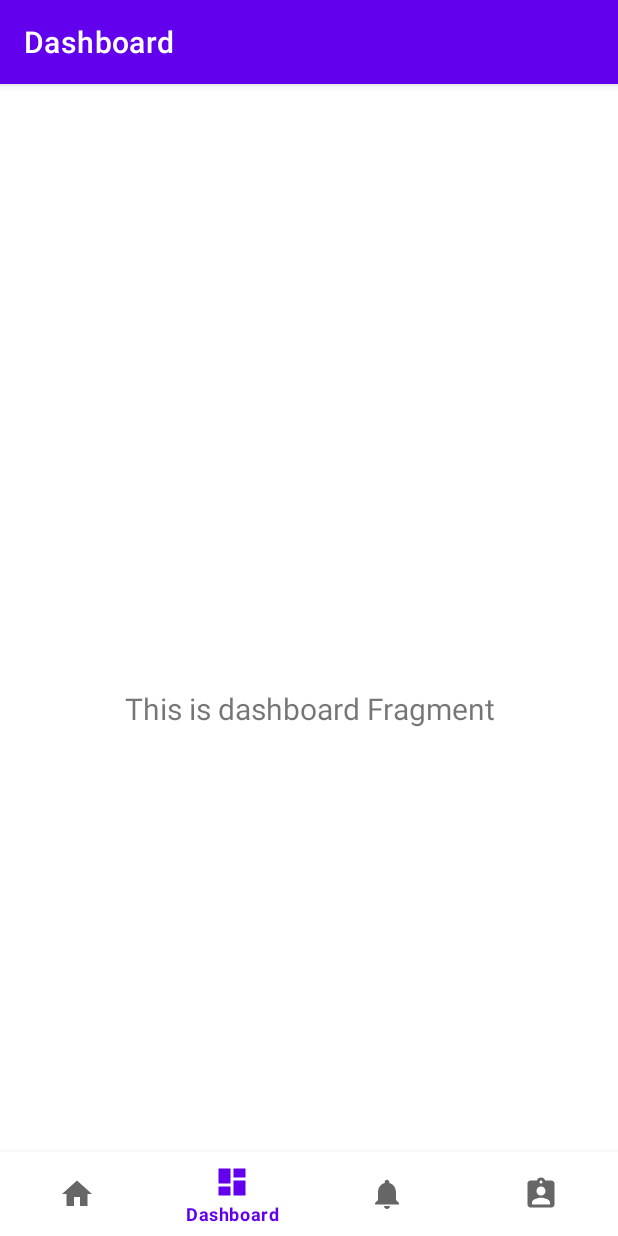
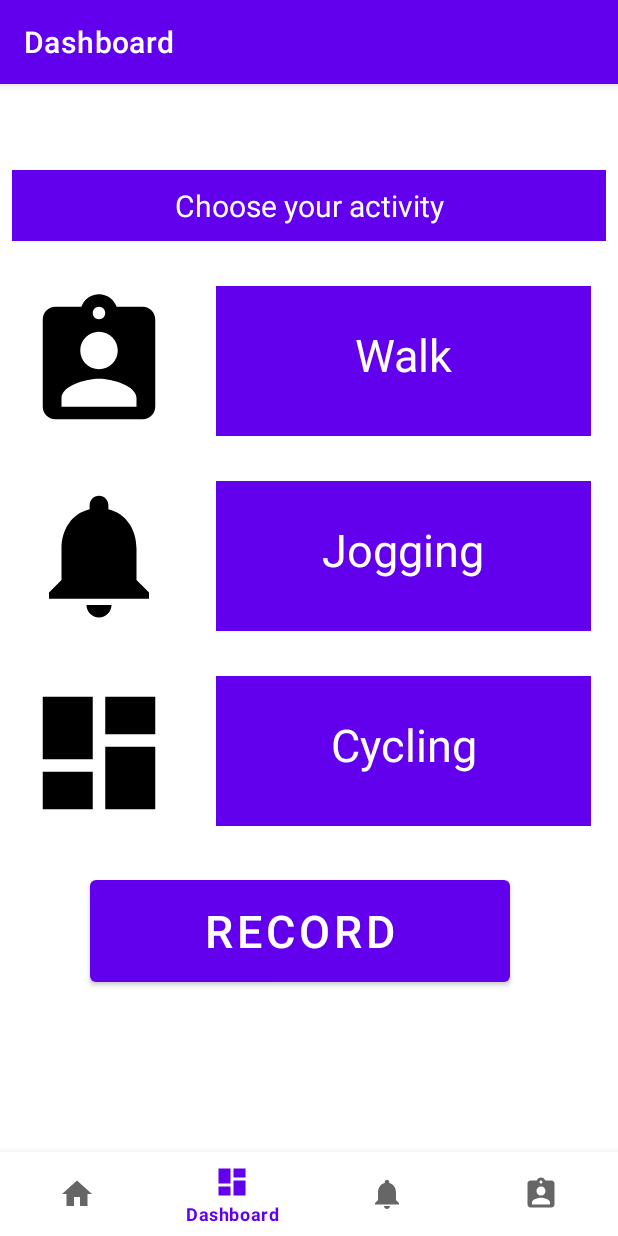
Before and after one commit to H-dymitr/fitness-tracker, an Android app: the DashboardFragment screen opened through its navigation route, on a phone screen of 412 x 824 dp. Run offline under Robolectric (Android 15) with nearby library versions, the phone set to English and light mode, and no system bars; our stand-ins replace data binding, navigation-ui.

Commit message:
Karpi changes

```diff
--- a/app/src/main/java/com/example/fitness/MainActivity.kt
+++ b/app/src/main/java/com/example/fitness/MainActivity.kt
@@ -30,3 +30,7 @@ private lateinit var binding: ActivityMainBinding
         navView.setupWithNavController(navController)
     }
 }
+
+class ActivityMainBinding {
+
+}
--- a/app/src/main/java/com/example/fitness/ui/dashboard/DashboardViewModel.kt
+++ b/app/src/main/java/com/example/fitness/ui/dashboard/DashboardViewModel.kt
@@ -7,7 +7,7 @@ import androidx.lifecycle.ViewModel
 class DashboardViewModel : ViewModel() {
 
     private val _text = MutableLiveData<String>().apply {
-        value = "This is dashboard Fragment"
+        value = "Choose your activity"
     }
     val text: LiveData<String> = _text
 }
--- a/app/src/main/res/layout/fragment_dashboard.xml
+++ b/app/src/main/res/layout/fragment_dashboard.xml
@@ -1,23 +1,131 @@
 <?xml version="1.0" encoding="utf-8"?>
-<androidx.constraintlayout.widget.ConstraintLayout
+
+<layout
     xmlns:android="http://schemas.android.com/apk/res/android"
     xmlns:app="http://schemas.android.com/apk/res-auto"
-    xmlns:tools="http://schemas.android.com/tools"
+    tools:context=".ui.profile.ProfileFragment"
+    xmlns:tools="http://schemas.android.com/tools">
+
+<androidx.constraintlayout.widget.ConstraintLayout
     android:layout_width="match_parent"
-    android:layout_height="match_parent"
-    tools:context=".ui.dashboard.DashboardFragment" >
+    android:layout_height="match_parent">
+
 
     <TextView
         android:id="@+id/text_dashboard"
-        android:layout_width="match_parent"
+        android:layout_width="0dp"
         android:layout_height="wrap_content"
         android:layout_marginStart="8dp"
-        android:layout_marginTop="8dp"
         android:layout_marginEnd="8dp"
+        android:background="@color/purple_500"
+        android:paddingTop="10dp"
+        android:paddingBottom="10dp"
+        android:text="@string/dashboard"
         android:textAlignment="center"
+        android:textColor="@color/white"
         android:textSize="20sp"
+        app:layout_constraintBottom_toBottomOf="parent"
         app:layout_constraintEnd_toEndOf="parent"
+        app:layout_constraintHorizontal_bias="1.0"
         app:layout_constraintStart_toStartOf="parent"
         app:layout_constraintTop_toTopOf="parent"
-        app:layout_constraintBottom_toBottomOf="parent" />
+        app:layout_constraintVertical_bias="0.002" />
+
+    <ImageView
+        android:id="@+id/imageView6"
+        android:layout_width="100dp"
+        android:layout_height="100dp"
+        android:layout_marginStart="16dp"
+        android:layout_marginTop="80dp"
+        android:src="@drawable/baseline_assignment_ind_24"
+        app:layout_constraintStart_toStartOf="parent"
+        app:layout_constraintTop_toTopOf="parent"
+        tools:ignore="MissingConstraints" />
+
+    <TextView
+        android:id="@+id/textView2"
+        android:layout_width="250dp"
+        android:layout_height="100dp"
+        android:layout_marginStart="28dp"
+        android:layout_marginTop="30dp"
+        android:background="@color/purple_500"
+        android:paddingTop="25dp"
+        android:text="@string/walk"
+        android:textAlignment="center"
+        android:textColor="@color/white"
+        android:textSize="30sp"
+        app:layout_constraintStart_toEndOf="@+id/imageView4"
+        app:layout_constraintTop_toBottomOf="@+id/text_dashboard"
+        tools:ignore="MissingConstraints" />
+
+
+    <ImageView
+        android:id="@+id/imageView5"
+        android:layout_width="100dp"
+        android:layout_height="100dp"
+        android:layout_marginStart="16dp"
+        android:layout_marginTop="340dp"
+        android:src="@drawable/ic_dashboard_black_24dp"
+        app:layout_constraintStart_toStartOf="parent"
+        app:layout_constraintTop_toTopOf="parent"
+        tools:ignore="MissingConstraints"
+        tools:visibility="visible" />
+
+    <TextView
+        android:id="@+id/textView3"
+        android:layout_width="250dp"
+        android:layout_height="100dp"
+        android:layout_marginStart="28dp"
+        android:layout_marginTop="30dp"
+        android:background="@color/purple_500"
+        android:paddingTop="25dp"
+        android:text="@string/jogging"
+        android:textAlignment="center"
+        android:textColor="@color/white"
+        android:textSize="30sp"
+        app:layout_constraintStart_toEndOf="@+id/imageView5"
+        app:layout_constraintTop_toBottomOf="@+id/textView2"
+        tools:ignore="MissingConstraints" />
+
+
+    <ImageView
+        android:id="@+id/imageView4"
+        android:layout_width="100dp"
+        android:layout_height="100dp"
+        android:layout_marginStart="16dp"
+        android:layout_marginTop="208dp"
+        android:src="@drawable/ic_notifications_black_24dp"
+        app:layout_constraintStart_toStartOf="parent"
+        app:layout_constraintTop_toTopOf="parent"
+        tools:ignore="MissingConstraints" />
+
+    <TextView
+        android:layout_width="250dp"
+        android:layout_height="100dp"
+        android:layout_marginStart="28dp"
+        android:layout_marginTop="30dp"
+        android:background="@color/purple_500"
+        android:paddingTop="25dp"
+        android:text="@string/cycling"
+        android:textAlignment="center"
+        android:textColor="@color/white"
+        android:textSize="30sp"
+        app:layout_constraintStart_toEndOf="@+id/imageView6"
+        app:layout_constraintTop_toBottomOf="@+id/textView3"
+        tools:ignore="MissingConstraints" />
+
+    <Button
+        android:id="@+id/button_record"
+        android:layout_width="280dp"
+        android:layout_height="80dp"
+        android:layout_marginStart="60dp"
+        android:layout_marginTop="420dp"
+        android:text="@string/record"
+        android:textSize="30sp"
+        android:theme="@style/Button.White"
+        app:layout_constraintStart_toStartOf="parent"
+        app:layout_constraintTop_toBottomOf="@+id/text_dashboard"
+        tools:ignore="MissingConstraints" />
+
 </androidx.constraintlayout.widget.ConstraintLayout>
+</layout>
--- a/app/src/main/res/values/strings.xml
+++ b/app/src/main/res/values/strings.xml
@@ -9,4 +9,9 @@
     <string name="weight">Waga: </string>
     <string name="bmi">BMI: </string>
     <string name="profile_avatar">Profile avatar</string>
+    <string name="record">Record</string>
+    <string name="dashboard">Dashboard</string>
+    <string name="walk">Walk</string>
+    <string name="jogging">Jogging</string>
+    <string name="cycling">Cycling</string>
 </resources>
--- a/app/src/main/res/values/style.xml
+++ b/app/src/main/res/values/style.xml
@@ -1,3 +1,6 @@
 <?xml version="1.0" encoding="utf-8"?>
 <resources>
+    <style name="Button.White" parent="ThemeOverlay.AppCompat">
+        <item name="colorAccent">@android:color/white</item>
+    </style>
 </resources>
```
